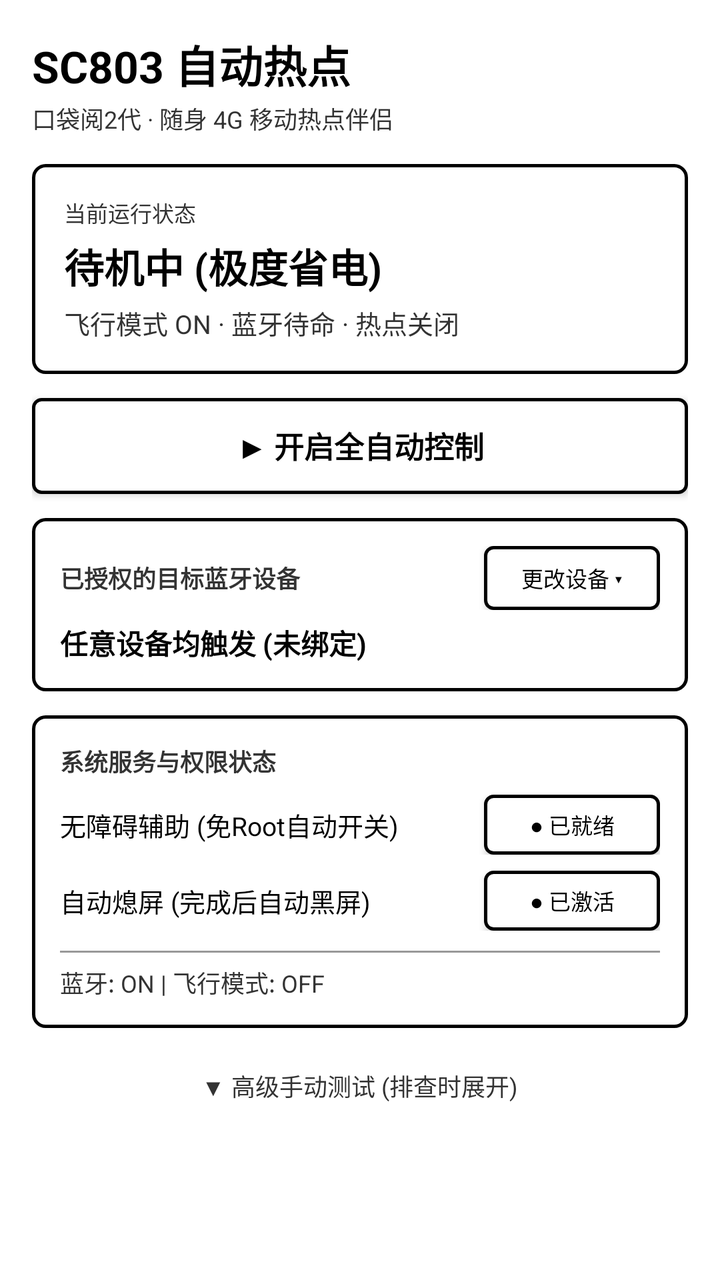
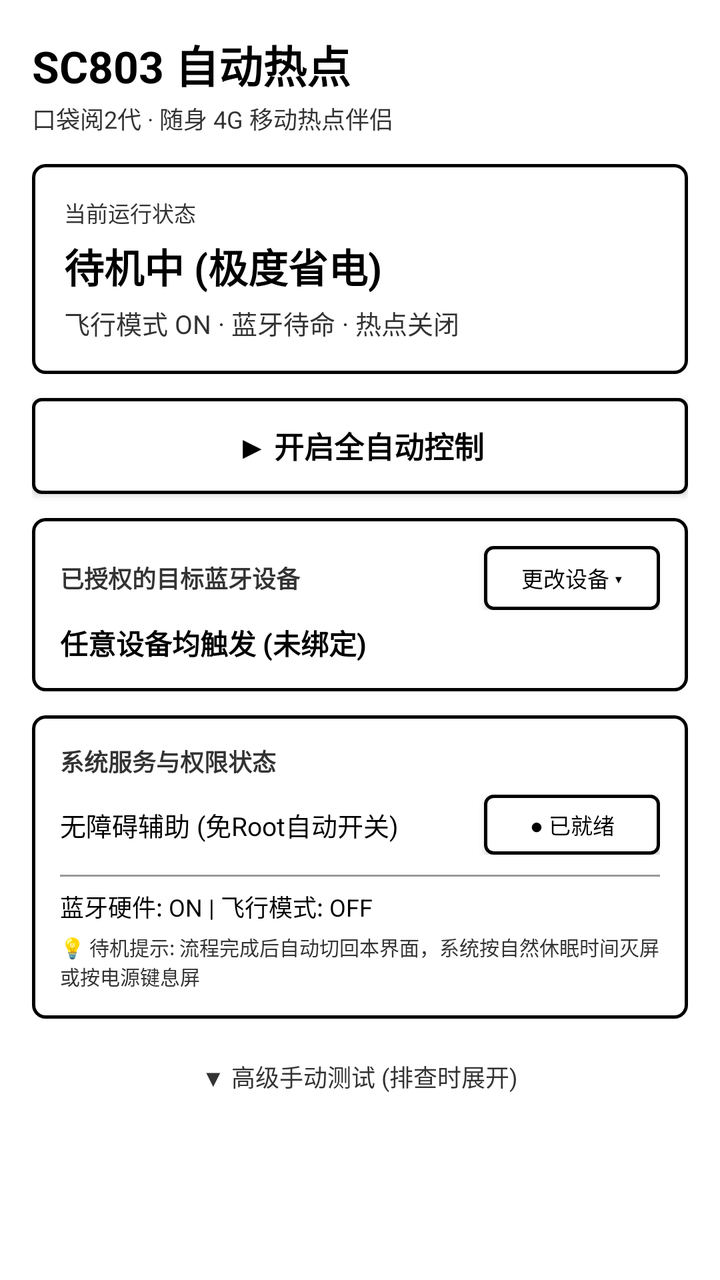

An Android layout rendered at two revisions. The XML below is the earlier revision; the diff shows what the commit changed to produce the second picture.
<!-- AndroidManifest.xml: application theme Theme.SC803Probe -->
<!-- res/layout/activity_main.xml -->
<?xml version="1.0" encoding="utf-8"?>
<ScrollView xmlns:android="http://schemas.android.com/apk/res/android"
    android:layout_width="match_parent"
    android:layout_height="match_parent"
    android:background="@color/white"
    android:fillViewport="true">

    <LinearLayout
        android:layout_width="match_parent"
        android:layout_height="wrap_content"
        android:orientation="vertical"
        android:padding="16dp">

        
        <TextView
            android:layout_width="match_parent"
            android:layout_height="wrap_content"
            android:text="SC803 自动热点"
            android:textColor="@color/black"
            android:textSize="22sp"
            android:textStyle="bold" />

        <TextView
            android:layout_width="match_parent"
            android:layout_height="wrap_content"
            android:text="口袋阅2代 · 随身 4G 移动热点伴侣"
            android:textColor="@color/dark_gray"
            android:textSize="12sp"
            android:layout_marginTop="2dp"
            android:layout_marginBottom="14dp" />

        
        <LinearLayout
            android:layout_width="match_parent"
            android:layout_height="wrap_content"
            android:orientation="vertical"
            android:background="@drawable/card_border"
            android:padding="16dp"
            android:layout_marginBottom="12dp">

            <TextView
                android:layout_width="match_parent"
                android:layout_height="wrap_content"
                android:text="当前运行状态"
                android:textColor="@color/dark_gray"
                android:textSize="11sp" />

            <TextView
                android:id="@+id/tv_hero_status"
                android:layout_width="match_parent"
                android:layout_height="wrap_content"
                android:text="待机中 (极度省电)"
                android:textColor="@color/black"
                android:textSize="20sp"
                android:textStyle="bold"
                android:layout_marginTop="4dp"
                android:layout_marginBottom="4dp" />

            <TextView
                android:id="@+id/tv_hero_detail"
                android:layout_width="match_parent"
                android:layout_height="wrap_content"
                android:text="飞行模式 ON · 蓝牙待命 · 热点关闭"
                android:textColor="@color/dark_gray"
                android:textSize="13sp" />
        </LinearLayout>

        
        <Button
            android:id="@+id/btn_master_auto"
            android:layout_width="match_parent"
            android:layout_height="48dp"
            android:text="▶ 开启全自动控制"
            android:textColor="@color/black"
            android:background="@drawable/btn_border"
            android:textSize="15sp"
            android:textStyle="bold"
            android:layout_marginBottom="12dp" />

        
        <LinearLayout
            android:layout_width="match_parent"
            android:layout_height="wrap_content"
            android:orientation="vertical"
            android:background="@drawable/card_border"
            android:padding="14dp"
            android:layout_marginBottom="12dp">

            <LinearLayout
                android:layout_width="match_parent"
                android:layout_height="wrap_content"
                android:orientation="horizontal"
                android:gravity="center_vertical">

                <TextView
                    android:layout_width="0dp"
                    android:layout_height="wrap_content"
                    android:layout_weight="1"
                    android:text="已授权的目标蓝牙设备"
                    android:textColor="@color/dark_gray"
                    android:textSize="12sp"
                    android:textStyle="bold" />

                <Button
                    android:id="@+id/btn_edit_devices"
                    android:layout_width="wrap_content"
                    android:layout_height="32dp"
                    android:text="更改设备 ▾"
                    android:textColor="@color/black"
                    android:background="@drawable/btn_border"
                    android:textSize="11sp"
                    android:paddingLeft="10dp"
                    android:paddingRight="10dp" />
            </LinearLayout>

            <TextView
                android:id="@+id/tv_target_devices"
                android:layout_width="match_parent"
                android:layout_height="wrap_content"
                android:text="任意设备均触发 (未绑定)"
                android:textColor="@color/black"
                android:textSize="14sp"
                android:textStyle="bold"
                android:layout_marginTop="6dp" />
        </LinearLayout>

        
        <LinearLayout
            android:layout_width="match_parent"
            android:layout_height="wrap_content"
            android:orientation="vertical"
            android:background="@drawable/card_border"
            android:padding="14dp"
            android:layout_marginBottom="14dp">

            <TextView
                android:layout_width="match_parent"
                android:layout_height="wrap_content"
                android:text="系统服务与权限状态"
                android:textColor="@color/dark_gray"
                android:textSize="12sp"
                android:textStyle="bold"
                android:layout_marginBottom="8dp" />

            
            <LinearLayout
                android:layout_width="match_parent"
                android:layout_height="wrap_content"
                android:orientation="horizontal"
                android:gravity="center_vertical"
                android:layout_marginBottom="8dp">

                <TextView
                    android:layout_width="0dp"
                    android:layout_height="wrap_content"
                    android:layout_weight="1"
                    android:text="无障碍辅助 (免Root自动开关)"
                    android:textColor="@color/black"
                    android:textSize="13sp" />

                <Button
                    android:id="@+id/btn_acc_action"
                    android:layout_width="wrap_content"
                    android:layout_height="30dp"
                    android:text="● 已就绪"
                    android:textColor="@color/black"
                    android:background="@drawable/btn_border"
                    android:textSize="11sp"
                    android:paddingLeft="10dp"
                    android:paddingRight="10dp" />
            </LinearLayout>

            
            <LinearLayout
                android:layout_width="match_parent"
                android:layout_height="wrap_content"
                android:orientation="horizontal"
                android:gravity="center_vertical"
                android:layout_marginBottom="8dp">

                <TextView
                    android:layout_width="0dp"
                    android:layout_height="wrap_content"
                    android:layout_weight="1"
                    android:text="自动熄屏 (完成后自动黑屏)"
                    android:textColor="@color/black"
                    android:textSize="13sp" />

                <Button
                    android:id="@+id/btn_admin_action"
                    android:layout_width="wrap_content"
                    android:layout_height="30dp"
                    android:text="● 已激活"
                    android:textColor="@color/black"
                    android:background="@drawable/btn_border"
                    android:textSize="11sp"
                    android:paddingLeft="10dp"
                    android:paddingRight="10dp" />
            </LinearLayout>

            <View
                android:layout_width="match_parent"
                android:layout_height="1dp"
                android:background="@color/divider_color"
                android:layout_marginTop="2dp"
                android:layout_marginBottom="6dp" />

            
            <TextView
                android:id="@+id/tv_hw_state"
                android:layout_width="match_parent"
                android:layout_height="wrap_content"
                android:text="蓝牙: ON | 飞行模式: OFF"
                android:textColor="@color/dark_gray"
                android:textSize="12sp" />
        </LinearLayout>

        
        <TextView
            android:id="@+id/tv_toggle_advanced"
            android:layout_width="wrap_content"
            android:layout_height="wrap_content"
            android:text="▼ 高级手动测试 (排查时展开)"
            android:textColor="@color/dark_gray"
            android:textSize="12sp"
            android:padding="6dp"
            android:layout_gravity="center_horizontal"
            android:layout_marginBottom="6dp" />

        <LinearLayout
            android:id="@+id/layout_advanced_controls"
            android:layout_width="match_parent"
            android:layout_height="wrap_content"
            android:orientation="vertical"
            android:background="@drawable/card_border"
            android:padding="10dp"
            android:layout_marginBottom="16dp"
            android:visibility="gone">

            <LinearLayout
                android:layout_width="match_parent"
                android:layout_height="wrap_content"
                android:orientation="horizontal"
                android:layout_marginBottom="4dp">

                <Button
                    android:id="@+id/btn_test_airplane_off"
                    android:layout_width="0dp"
                    android:layout_height="32dp"
                    android:layout_weight="1"
                    android:text="退出飞行"
                    android:textColor="@color/black"
                    android:textSize="11sp"
                    android:background="@drawable/btn_border"
                    android:layout_marginEnd="3dp" />

                <Button
                    android:id="@+id/btn_test_airplane_on"
                    android:layout_width="0dp"
                    android:layout_height="32dp"
                    android:layout_weight="1"
                    android:text="进入飞行"
                    android:textColor="@color/black"
                    android:textSize="11sp"
                    android:background="@drawable/btn_border"
                    android:layout_marginStart="3dp" />
            </LinearLayout>

            <LinearLayout
                android:layout_width="match_parent"
                android:layout_height="wrap_content"
                android:orientation="horizontal">

                <Button
                    android:id="@+id/btn_test_hotspot_on"
                    android:layout_width="0dp"
                    android:layout_height="32dp"
                    android:layout_weight="1"
                    android:text="开热点"
                    android:textColor="@color/black"
                    android:textSize="11sp"
                    android:background="@drawable/btn_border"
                    android:layout_marginEnd="2dp" />

                <Button
                    android:id="@+id/btn_test_hotspot_off"
                    android:layout_width="0dp"
                    android:layout_height="32dp"
                    android:layout_weight="1"
                    android:text="关热点"
                    android:textColor="@color/black"
                    android:textSize="11sp"
                    android:background="@drawable/btn_border"
                    android:layout_marginStart="2dp"
                    android:layout_marginEnd="2dp" />

                <Button
                    android:id="@+id/btn_test_bt_on"
                    android:layout_width="0dp"
                    android:layout_height="32dp"
                    android:layout_weight="1"
                    android:text="开蓝牙"
                    android:textColor="@color/black"
                    android:textSize="11sp"
                    android:background="@drawable/btn_border"
                    android:layout_marginStart="2dp" />
            </LinearLayout>
        </LinearLayout>

    </LinearLayout>
</ScrollView>
<!-- resources referenced by this layout -->
<resources>
  <color name="black">#000000</color>
  <color name="dark_gray">#333333</color>
  <color name="divider_color">#999999</color>
  <color name="white">#FFFFFF</color>
  <!-- drawable btn_border (drawable) -->
  <?xml version="1.0" encoding="utf-8"?>
  <ripple xmlns:android="http://schemas.android.com/apk/res/android"
      android:color="@color/light_gray">
      <item>
          <shape android:shape="rectangle">
              <solid android:color="@color/white" />
              <stroke
                  android:width="1.5dp"
                  android:color="@color/black" />
              <corners android:radius="4dp" />
              <padding
                  android:left="8dp"
                  android:top="6dp"
                  android:right="8dp"
                  android:bottom="6dp" />
          </shape>
      </item>
  </ripple>
  <!-- drawable card_border (drawable) -->
  <?xml version="1.0" encoding="utf-8"?>
  <shape xmlns:android="http://schemas.android.com/apk/res/android"
      android:shape="rectangle">
      <solid android:color="@color/white" />
      <stroke
          android:width="1.5dp"
          android:color="@color/black" />
      <corners android:radius="6dp" />
  </shape>
  <style name="Theme.SC803Probe" parent="Theme.AppCompat.Light.NoActionBar">
          <item name="colorPrimary">@color/black</item>
          <item name="colorPrimaryDark">@color/black</item>
          <item name="colorAccent">@color/black</item>
          <item name="android:windowBackground">@color/white</item>
          <item name="android:textColor">@color/black</item>
      </style>
  <color name="light_gray">#E0E0E0</color>
</resources>

<!-- the commit's change to res/layout/activity_main.xml (unified diff, before → after) -->
@@ -170,34 +170,6 @@
                     android:paddingRight="10dp" />
             </LinearLayout>
 
-            
-            <LinearLayout
-                android:layout_width="match_parent"
-                android:layout_height="wrap_content"
-                android:orientation="horizontal"
-                android:gravity="center_vertical"
-                android:layout_marginBottom="8dp">
-
-                <TextView
-                    android:layout_width="0dp"
-                    android:layout_height="wrap_content"
-                    android:layout_weight="1"
-                    android:text="自动熄屏 (完成后自动黑屏)"
-                    android:textColor="@color/black"
-                    android:textSize="13sp" />
-
-                <Button
-                    android:id="@+id/btn_admin_action"
-                    android:layout_width="wrap_content"
-                    android:layout_height="30dp"
-                    android:text="● 已激活"
-                    android:textColor="@color/black"
-                    android:background="@drawable/btn_border"
-                    android:textSize="11sp"
-                    android:paddingLeft="10dp"
-                    android:paddingRight="10dp" />
-            </LinearLayout>
-
             <View
                 android:layout_width="match_parent"
                 android:layout_height="1dp"
@@ -210,9 +182,18 @@
                 android:id="@+id/tv_hw_state"
                 android:layout_width="match_parent"
                 android:layout_height="wrap_content"
-                android:text="蓝牙: ON | 飞行模式: OFF"
-                android:textColor="@color/dark_gray"
+                android:text="蓝牙硬件: ON | 飞行模式: OFF"
+                android:textColor="@color/black"
                 android:textSize="12sp" />
+
+            
+            <TextView
+                android:layout_width="match_parent"
+                android:layout_height="wrap_content"
+                android:text="💡 待机提示: 流程完成后自动切回本界面，系统按自然休眠时间灭屏或按电源键息屏"
+                android:textColor="@color/dark_gray"
+                android:textSize="10sp"
+                android:layout_marginTop="4dp" />
         </LinearLayout>
 
         
